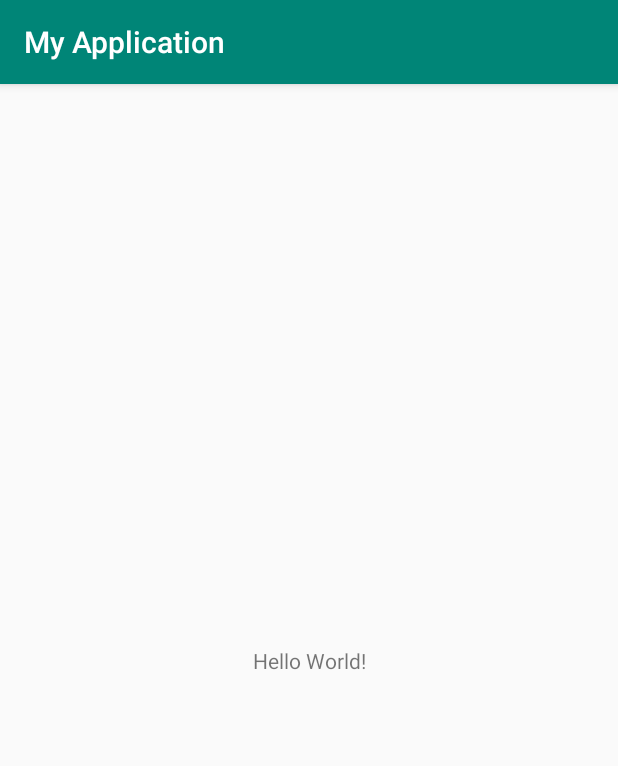
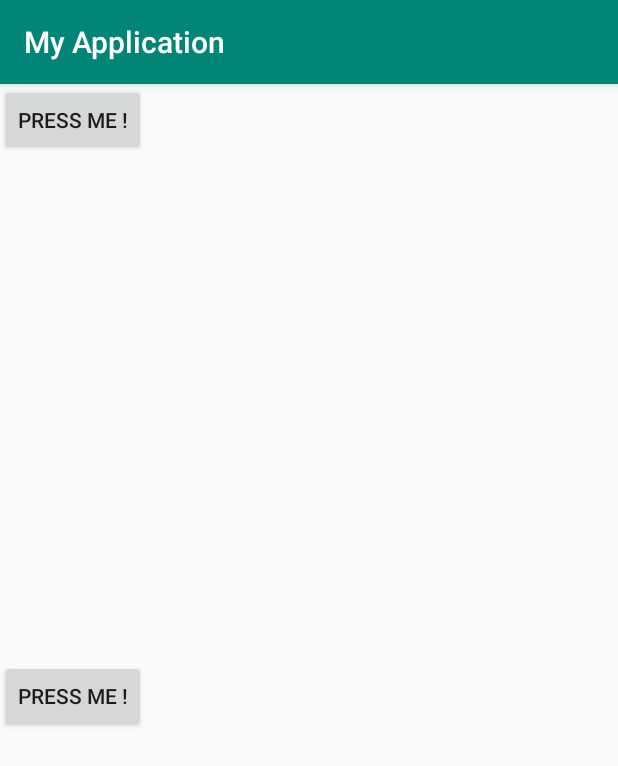
Before and after one commit to mariusgherman/androidfundamentals, an Android app: the screen it shows after launch (MainActivity), on a phone screen of 412 x 824 dp. Shown: the top 766 px of the screen. Run offline under Robolectric (Android 15) with nearby library versions, the phone set to English and light mode, and no system bars.

Commit message:
fragment

```diff
--- /dev/null
+++ b/app/src/main/java/com/example/myapplication/HelloFragment.java
@@ -0,0 +1,33 @@
+package com.example.myapplication;
+
+import android.os.Bundle;
+import android.support.annotation.NonNull;
+import android.support.annotation.Nullable;
+import android.support.v4.app.Fragment;
+import android.view.LayoutInflater;
+import android.view.View;
+import android.view.ViewGroup;
+import android.widget.Toast;
+
+public class HelloFragment extends Fragment {
+
+    @Nullable
+    @Override
+    public View onCreateView(@NonNull LayoutInflater inflater,
+                             @Nullable ViewGroup container,
+                             @Nullable Bundle savedInstanceState) {
+        return inflater.inflate(R.layout.hello_fragment, container, false);
+    }
+
+    @Override
+    public void onViewCreated(@NonNull View view, @Nullable Bundle savedInstanceState) {
+        super.onViewCreated(view, savedInstanceState);
+        view.findViewById(R.id.hello_fragment_button).setOnClickListener(new View.OnClickListener() {
+            @Override
+            public void onClick(View v) {
+                Toast.makeText(v.getContext(), "Toast shown from fragment", Toast.LENGTH_LONG)
+                        .show();
+            }
+        });
+    }
+}
--- a/app/src/main/java/com/example/myapplication/MainActivity.java
+++ b/app/src/main/java/com/example/myapplication/MainActivity.java
@@ -9,5 +9,11 @@ public class MainActivity extends AppCompatActivity {
     protected void onCreate(Bundle savedInstanceState) {
         super.onCreate(savedInstanceState);
         setContentView(R.layout.activity_main);
+
+        HelloFragment fragment = new HelloFragment();
+        getSupportFragmentManager()
+                .beginTransaction()
+                .add(R.id.second_frame, fragment, "Hello 2")
+                .commit();
     }
 }
--- a/app/src/main/res/layout/activity_main.xml
+++ b/app/src/main/res/layout/activity_main.xml
@@ -1,18 +1,30 @@
 <?xml version="1.0" encoding="utf-8"?>
-<android.support.constraint.ConstraintLayout xmlns:android="http://schemas.android.com/apk/res/android"
+<LinearLayout xmlns:android="http://schemas.android.com/apk/res/android"
     xmlns:app="http://schemas.android.com/apk/res-auto"
     xmlns:tools="http://schemas.android.com/tools"
     android:layout_width="match_parent"
     android:layout_height="match_parent"
-    tools:context=".MainActivity">
+    android:orientation="vertical"
+    tools:context=".MainActivity"
+    android:weightSum="2">
 
-    <TextView
-        android:layout_width="wrap_content"
+    <FrameLayout
+        android:layout_width="match_parent"
         android:layout_height="wrap_content"
-        android:text="Hello World!"
-        app:layout_constraintBottom_toBottomOf="parent"
-        app:layout_constraintLeft_toLeftOf="parent"
-        app:layout_constraintRight_toRightOf="parent"
-        app:layout_constraintTop_toTopOf="parent" />
+        android:layout_weight="1">
 
-</android.support.constraint.ConstraintLayout>
+        <fragment
+            android:name="com.example.myapplication.HelloFragment"
+            android:layout_width="match_parent"
+            android:layout_height="match_parent"
+            android:tag="@string/hello_tag" />
+
+    </FrameLayout>
+
+    <FrameLayout
+        android:id="@+id/second_frame"
+        android:layout_width="match_parent"
+        android:layout_height="wrap_content"
+        android:layout_weight="1"/>
+
+</LinearLayout>
--- /dev/null
+++ b/app/src/main/res/layout/hello_fragment.xml
@@ -0,0 +1,13 @@
+<?xml version="1.0" encoding="utf-8"?>
+<LinearLayout xmlns:android="http://schemas.android.com/apk/res/android"
+    android:layout_width="match_parent"
+    android:layout_height="match_parent"
+    android:orientation="vertical">
+
+    <Button
+        android:id="@+id/hello_fragment_button"
+        android:layout_width="wrap_content"
+        android:layout_height="wrap_content"
+        android:text="Press me !"/>
+
+</LinearLayout>
--- a/app/src/main/res/values/strings.xml
+++ b/app/src/main/res/values/strings.xml
@@ -1,3 +1,4 @@
 <resources>
     <string name="app_name">My Application</string>
+    <string name="hello_tag">Hello</string>
 </resources>
```
